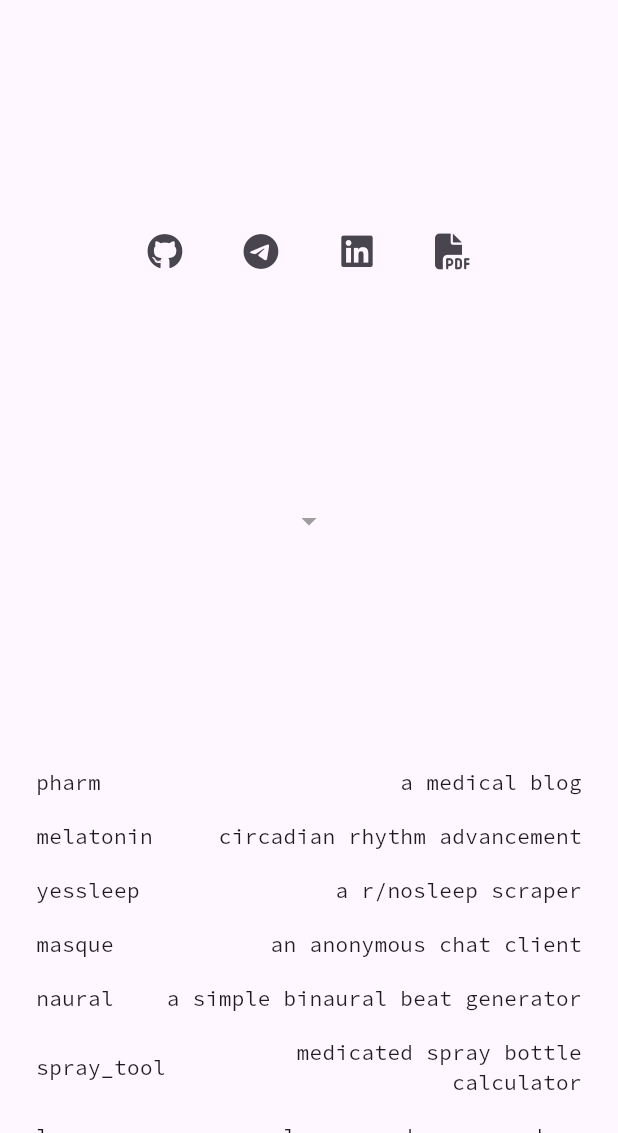
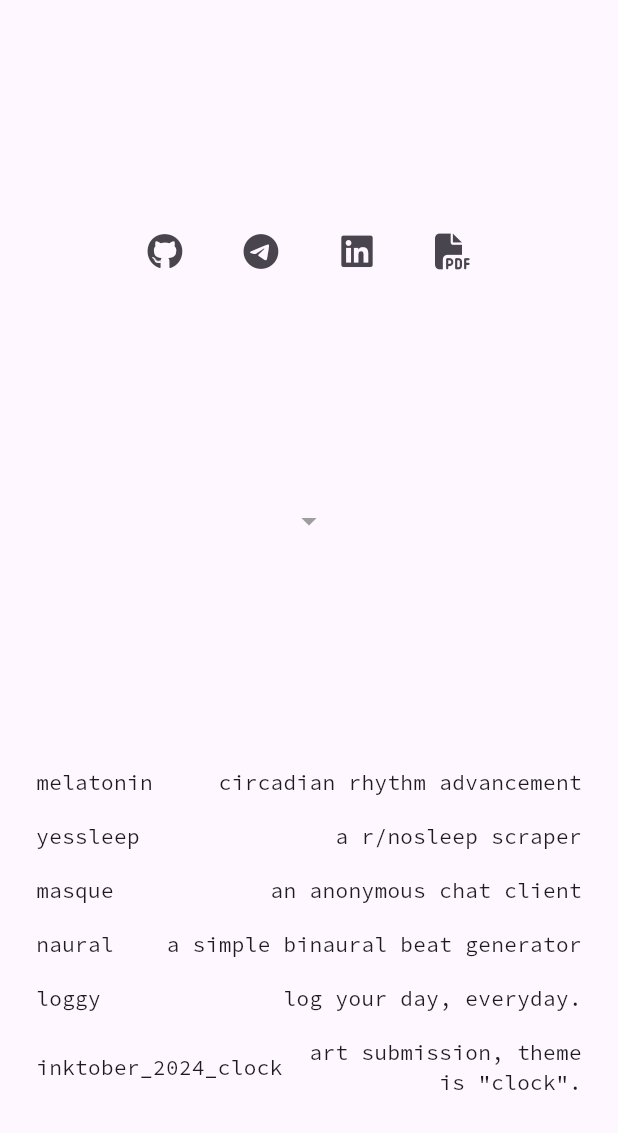
Before and after one commit to tytydraco/tytydraco_xyz, a Flutter app: the screen it shows after launch, scrolled down 268 dp, on a phone screen of 412 x 824 dp, the part 103-1236 px from its top. Run offline on Flutter 3.47's test engine with Material 3 defaults, Android fonts, the phone set to English and light mode, and no system bars; our stand-ins replace font_awesome_flutter.

Commit message:
Hide some hyperlinks
Signed-off-by: Tyler Nijmeh <tylernij@gmail.com>

```diff
--- a/lib/src/config.dart
+++ b/lib/src/config.dart
@@ -55,11 +55,11 @@ const List<LinkModel> links = [
 /// A list of type [SubpageModel] containing the links to any additional subpages to
 /// display in the subpages section.
 const List<SubpageModel> subpages = [
-  SubpageModel(
+  /*SubpageModel(
     name: 'pharm',
     description: 'a medical blog',
     url: 'https://pharm.tytydraco.xyz',
-  ),
+  ),*/
   SubpageModel(
     name: 'melatonin',
     description: 'circadian rhythm advancement',
@@ -80,11 +80,11 @@ const List<SubpageModel> subpages = [
     description: 'a simple binaural beat generator',
     url: 'https://naural.tytydraco.xyz',
   ),
-  SubpageModel(
+  /*SubpageModel(
     name: 'spray_tool',
     description: 'medicated spray bottle calculator',
     url: 'https://spray_tool.tytydraco.xyz',
-  ),
+  ),*/
   SubpageModel(
     name: 'loggy',
     description: 'log your day, everyday.',
```
